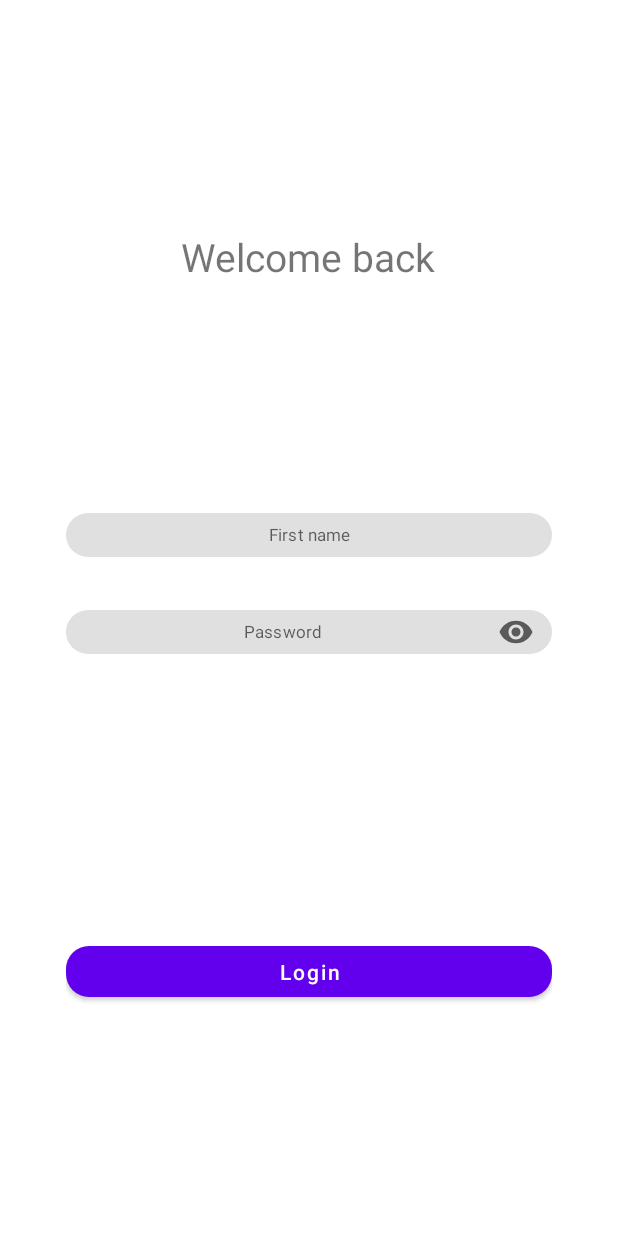
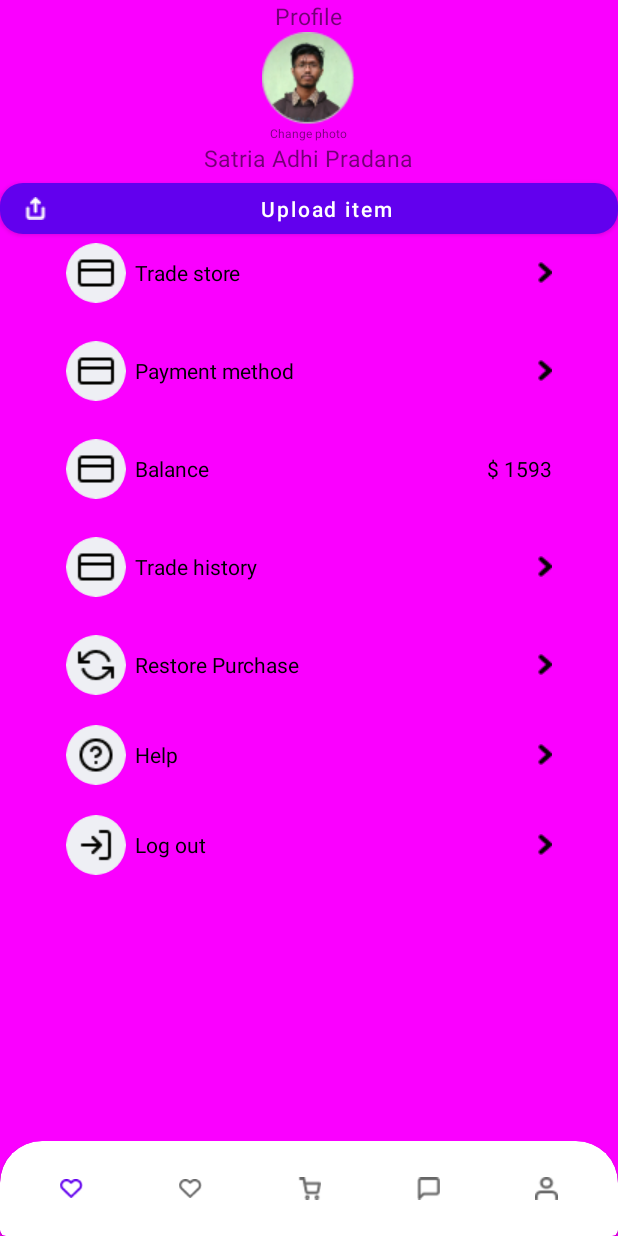
Before and after one commit to bearded-ant/AdhiPradanaTest, an Android app: the screen it shows after launch (MainActivity), on a phone screen of 412 x 824 dp. Run offline under Robolectric (Android 15) with nearby library versions, the phone set to English and light mode, and no system bars.

Commit message:
profile fragment

```diff
--- a/app/src/main/java/com/example/adhipradanatest/MainActivity.kt
+++ b/app/src/main/java/com/example/adhipradanatest/MainActivity.kt
@@ -6,6 +6,6 @@ import android.os.Bundle
 class MainActivity : AppCompatActivity() {
     override fun onCreate(savedInstanceState: Bundle?) {
         super.onCreate(savedInstanceState)
-        setContentView(R.layout.fragment_welcome_back)
+        setContentView(R.layout.fragment_profile)
     }
 }
--- /dev/null
+++ b/app/src/main/res/drawable/home_selector.xml
@@ -0,0 +1,5 @@
+<?xml version="1.0" encoding="utf-8"?>
+<selector xmlns:android="http://schemas.android.com/apk/res/android">
+        <item android:drawable="@drawable/chat" android:state_selected="false"/>
+        <item android:drawable="@drawable/heart" android:state_selected="true"/>
+</selector>
--- /dev/null
+++ b/app/src/main/res/layout/fragment_profile.xml
@@ -0,0 +1,317 @@
+<?xml version="1.0" encoding="utf-8"?>
+<androidx.constraintlayout.widget.ConstraintLayout xmlns:android="http://schemas.android.com/apk/res/android"
+    xmlns:app="http://schemas.android.com/apk/res-auto"
+    xmlns:tools="http://schemas.android.com/tools"
+    android:layout_width="match_parent"
+    android:layout_height="match_parent"
+    android:background="#FA00FF"
+
+    android:orientation="vertical"
+    tools:context=".MainActivity">
+
+    <androidx.appcompat.widget.LinearLayoutCompat
+        android:id="@+id/fr_profile_top_block"
+        android:layout_width="match_parent"
+        android:layout_height="wrap_content"
+        android:gravity="center"
+        android:orientation="vertical"
+        app:layout_constraintEnd_toEndOf="parent"
+        app:layout_constraintStart_toStartOf="parent"
+        app:layout_constraintTop_toTopOf="parent">
+
+        <TextView
+            android:layout_width="wrap_content"
+            android:layout_height="wrap_content"
+            android:text="Profile"
+            android:textSize="15sp" />
+
+        <com.google.android.material.imageview.ShapeableImageView
+            android:layout_width="wrap_content"
+            android:layout_height="wrap_content"
+            android:src="@drawable/profile"
+            app:shapeAppearanceOverlay="@style/MyCorner.Cut" />
+
+        <TextView
+            android:layout_width="wrap_content"
+            android:layout_height="wrap_content"
+            android:text="Change photo"
+            android:textSize="8sp" />
+
+        <TextView
+            android:layout_width="wrap_content"
+            android:layout_height="wrap_content"
+            android:text="Satria Adhi Pradana"
+            android:textSize="15sp" />
+
+        <Button
+            android:id="@+id/fr_profile_upload_btn"
+            style="@style/MyBigButton"
+            android:text="Upload item"
+            app:icon="@drawable/upload"
+            app:shapeAppearanceOverlay="@style/MyCorner.Cut" />
+    </androidx.appcompat.widget.LinearLayoutCompat>
+
+    <ScrollView
+        android:layout_width="match_parent"
+        android:layout_height="wrap_content"
+        android:orientation="vertical"
+        app:layout_constraintEnd_toEndOf="parent"
+        app:layout_constraintStart_toStartOf="parent"
+        app:layout_constraintTop_toBottomOf="@+id/fr_profile_top_block">
+
+        <LinearLayout
+            android:layout_width="match_parent"
+            android:layout_height="wrap_content"
+            android:orientation="vertical">
+
+            <com.google.android.material.card.MaterialCardView style="@style/MyCard.BigMargin">
+
+                <androidx.appcompat.widget.LinearLayoutCompat
+                    android:layout_width="match_parent"
+                    android:layout_height="wrap_content"
+                    android:orientation="horizontal">
+
+                    <com.google.android.material.imageview.ShapeableImageView
+                        android:layout_width="40dp"
+                        android:layout_height="40dp"
+                        android:src="@drawable/credit_card"
+                        app:shapeAppearanceOverlay="@style/MyCorner.ImageCorner50percent" />
+
+                    <TextView
+                        android:layout_width="0dp"
+                        android:layout_height="wrap_content"
+                        android:layout_gravity="center_vertical"
+                        android:layout_marginStart="6dp"
+                        android:layout_weight="0.5"
+                        android:text="Trade store"
+                        android:textColor="@color/black"
+                        android:textSize="14sp" />
+
+                    <ImageView
+                        android:layout_width="wrap_content"
+                        android:layout_height="wrap_content"
+                        android:layout_gravity="center"
+                        android:src="@drawable/vector" />
+
+                </androidx.appcompat.widget.LinearLayoutCompat>
+            </com.google.android.material.card.MaterialCardView>
+
+            <com.google.android.material.card.MaterialCardView style="@style/MyCard.BigMargin">
+
+                <androidx.appcompat.widget.LinearLayoutCompat
+                    android:layout_width="match_parent"
+                    android:layout_height="wrap_content"
+                    android:orientation="horizontal">
+
+                    <com.google.android.material.imageview.ShapeableImageView
+                        android:layout_width="40dp"
+                        android:layout_height="40dp"
+                        android:src="@drawable/credit_card"
+                        app:shapeAppearanceOverlay="@style/MyCorner.ImageCorner50percent" />
+
+                    <TextView
+                        android:layout_width="0dp"
+                        android:layout_height="wrap_content"
+                        android:layout_gravity="center_vertical"
+                        android:layout_marginStart="6dp"
+                        android:layout_weight="0.5"
+                        android:text="Payment method"
+                        android:textColor="@color/black"
+                        android:textSize="14sp" />
+
+                    <ImageView
+                        android:layout_width="wrap_content"
+                        android:layout_height="wrap_content"
+                        android:layout_gravity="center"
+                        android:src="@drawable/vector" />
+
+                </androidx.appcompat.widget.LinearLayoutCompat>
+            </com.google.android.material.card.MaterialCardView>
+
+            <com.google.android.material.card.MaterialCardView style="@style/MyCard.BigMargin">
+
+                <androidx.appcompat.widget.LinearLayoutCompat
+                    android:layout_width="match_parent"
+                    android:layout_height="wrap_content"
+                    android:orientation="horizontal">
+
+                    <com.google.android.material.imageview.ShapeableImageView
+                        android:layout_width="40dp"
+                        android:layout_height="40dp"
+                        android:src="@drawable/credit_card"
+                        app:shapeAppearanceOverlay="@style/MyCorner.ImageCorner50percent" />
+
+                    <TextView
+                        android:layout_width="0dp"
+                        android:layout_height="wrap_content"
+                        android:layout_gravity="center_vertical"
+                        android:layout_marginStart="6dp"
+                        android:layout_weight="0.5"
+                        android:text="Balance"
+                        android:textColor="@color/black"
+                        android:textSize="14sp" />
+
+                    <TextView
+                        android:layout_width="0dp"
+                        android:layout_height="wrap_content"
+                        android:layout_gravity="center_vertical"
+                        android:layout_marginStart="6dp"
+                        android:layout_weight="0.5"
+                        android:gravity="end"
+                        android:text="$ 1593"
+                        android:textColor="@color/black"
+                        android:textSize="14sp" />
+
+                </androidx.appcompat.widget.LinearLayoutCompat>
+            </com.google.android.material.card.MaterialCardView>
+
+            <com.google.android.material.card.MaterialCardView style="@style/MyCard.BigMargin">
+
+                <androidx.appcompat.widget.LinearLayoutCompat
+                    android:layout_width="match_parent"
+                    android:layout_height="wrap_content"
+                    android:orientation="horizontal">
+
+                    <com.google.android.material.imageview.ShapeableImageView
+                        android:layout_width="40dp"
+                        android:layout_height="40dp"
+                        android:src="@drawable/credit_card"
+                        app:shapeAppearanceOverlay="@style/MyCorner.ImageCorner50percent" />
+
+                    <TextView
+                        android:layout_width="0dp"
+                        android:layout_height="wrap_content"
+                        android:layout_gravity="center_vertical"
+                        android:layout_marginStart="6dp"
+                        android:layout_weight="0.5"
+                        android:text="Trade history"
+                        android:textColor="@color/black"
+                        android:textSize="14sp" />
+
+                    <ImageView
+                        android:layout_width="wrap_content"
+                        android:layout_height="wrap_content"
+                        android:layout_gravity="center"
+                        android:src="@drawable/vector" />
+
+                </androidx.appcompat.widget.LinearLayoutCompat>
+            </com.google.android.material.card.MaterialCardView>
+
+            <com.google.android.material.card.MaterialCardView style="@style/MyCard.SmallMargin">
+
+                <androidx.appcompat.widget.LinearLayoutCompat
+                    android:layout_width="match_parent"
+                    android:layout_height="wrap_content"
+                    android:orientation="horizontal">
+
+                    <com.google.android.material.imageview.ShapeableImageView
+                        android:layout_width="40dp"
+                        android:layout_height="40dp"
+                        android:src="@drawable/restore"
+                        app:shapeAppearanceOverlay="@style/MyCorner.ImageCorner50percent" />
+
+                    <TextView
+                        android:layout_width="0dp"
+                        android:layout_height="wrap_content"
+                        android:layout_gravity="center_vertical"
+                        android:layout_marginStart="6dp"
+                        android:layout_weight="0.5"
+                        android:text="Restore Purchase"
+                        android:textColor="@color/black"
+                        android:textSize="14sp" />
+
+                    <ImageView
+                        android:layout_width="wrap_content"
+                        android:layout_height="wrap_content"
+                        android:layout_gravity="center"
+                        android:src="@drawable/vector" />
+
+                </androidx.appcompat.widget.LinearLayoutCompat>
+            </com.google.android.material.card.MaterialCardView>
+
+            <com.google.android.material.card.MaterialCardView style="@style/MyCard.SmallMargin">
+
+                <androidx.appcompat.widget.LinearLayoutCompat
+                    android:layout_width="match_parent"
+                    android:layout_height="wrap_content"
+                    android:orientation="horizontal">
+
+                    <com.google.android.material.imageview.ShapeableImageView
+                        android:layout_width="40dp"
+                        android:layout_height="40dp"
+                        android:src="@drawable/help"
+                        app:shapeAppearanceOverlay="@style/MyCorner.ImageCorner50percent" />
+
+                    <TextView
+                        android:layout_width="0dp"
+                        android:layout_height="wrap_content"
+                        android:layout_gravity="center_vertical"
+                        android:layout_marginStart="6dp"
+                        android:layout_weight="0.5"
+                        android:text="Help"
+                        android:textColor="@color/black"
+                        android:textSize="14sp" />
+
+                    <ImageView
+                        android:layout_width="wrap_content"
+                        android:layout_height="wrap_content"
+                        android:layout_gravity="center"
+                        android:src="@drawable/vector" />
+
+                </androidx.appcompat.widget.LinearLayoutCompat>
+            </com.google.android.material.card.MaterialCardView>
+
+            <com.google.android.material.card.MaterialCardView style="@style/MyCard.BigMargin">
+
+                <androidx.appcompat.widget.LinearLayoutCompat
+                    android:layout_width="match_parent"
+                    android:layout_height="wrap_content"
+                    android:orientation="horizontal">
+
+                    <com.google.android.material.imageview.ShapeableImageView
+                        android:layout_width="40dp"
+                        android:layout_height="40dp"
+                        android:src="@drawable/logout"
+                        app:shapeAppearanceOverlay="@style/MyCorner.ImageCorner50percent" />
+
+                    <TextView
+                        android:layout_width="0dp"
+                        android:layout_height="wrap_content"
+                        android:layout_gravity="center_vertical"
+                        android:layout_marginStart="6dp"
+                        android:layout_weight="0.5"
+                        android:text="Log out"
+                        android:textColor="@color/black"
+                        android:textSize="14sp" />
+
+                    <ImageView
+                        android:layout_width="wrap_content"
+                        android:layout_height="wrap_content"
+                        android:layout_gravity="center"
+                        android:src="@drawable/vector" />
+
+                </androidx.appcompat.widget.LinearLayoutCompat>
+            </com.google.android.material.card.MaterialCardView>
+
+        </LinearLayout>
+
+    </ScrollView>
+
+    <com.google.android.material.card.MaterialCardView
+        android:layout_width="match_parent"
+        android:layout_height="63dp"
+        app:layout_constraintBottom_toBottomOf="parent"
+        app:layout_constraintEnd_toEndOf="parent"
+        app:layout_constraintStart_toStartOf="parent"
+        app:cardBackgroundColor="@color/white"
+        app:shapeAppearanceOverlay="@style/MyCorner.BottomNavigation">
+
+        <com.google.android.material.bottomnavigation.BottomNavigationView
+            android:id="@+id/bottom_navigation"
+            style="@style/MyBottomMenu"
+            android:layout_width="match_parent"
+            android:layout_height="match_parent"
+            app:menu="@menu/bottom_navigation_menu" />
+    </com.google.android.material.card.MaterialCardView>
+
+</androidx.constraintlayout.widget.ConstraintLayout>
--- /dev/null
+++ b/app/src/main/res/menu/bottom_navigation_menu.xml
@@ -0,0 +1,28 @@
+<?xml version="1.0" encoding="utf-8"?>
+<menu xmlns:android="http://schemas.android.com/apk/res/android">
+    <item
+        android:id="@+id/page_home"
+        android:enabled="true"
+        android:icon="@drawable/home_selector"
+        android:title="home" />
+    <item
+        android:id="@+id/page_favorites"
+        android:enabled="true"
+        android:icon="@drawable/heart"
+        android:title="favorites" />
+    <item
+        android:id="@+id/page_basket"
+        android:enabled="true"
+        android:icon="@drawable/basket"
+        android:title="basket" />
+    <item
+        android:id="@+id/page_chart"
+        android:enabled="true"
+        android:icon="@drawable/chat"
+        android:title="chat" />
+    <item
+        android:id="@+id/page_profile"
+        android:enabled="true"
+        android:icon="@drawable/profile_b"
+        android:title="profile" />
+</menu>
--- a/app/src/main/res/values/themes.xml
+++ b/app/src/main/res/values/themes.xml
@@ -28,17 +28,25 @@
         <item name="cornerSize">@dimen/my_corner_cut</item>
     </style>
 
+    <style name="MyCorner.ImageCorner50percent" parent="">
+        <item name="cornerFamily">rounded</item>
+        <item name="cornerSize">50%</item>
+    </style>
+
+    <style name="MyCorner.BottomNavigation" parent="">
+        <item name="cornerFamily">rounded</item>
+        <item name="cornerSizeTopRight">28dp</item>
+        <item name="cornerSizeTopLeft">28dp</item>
+    </style>
+
     <style name="MyInputTextLayout" parent="Widget.MaterialComponents.TextInputLayout.OutlinedBox.Dense">
         <item name="android:layout_width">match_parent</item>
         <item name="android:layout_height">@dimen/log_in_edit_text_size</item>
-
         <item name="boxBackgroundMode">filled</item>
         <item name="boxBackgroundColor">@color/mtrl_filled_background_color</item>
-
         <item name="boxStrokeWidth">@dimen/null_dp</item>
         <item name="boxStrokeWidthFocused">@dimen/null_dp</item>
         <item name="hintEnabled">false</item>
-
         <item name="shapeAppearanceOverlay">@style/MyCorner.Cut</item>
         <item name="android:layout_marginBottom">@dimen/log_in_margin_size</item>
     </style>
@@ -47,8 +55,6 @@
         <item name="android:layout_width">match_parent</item>
         <item name="android:layout_height">@dimen/log_in_edit_text_size</item>
         <item name="android:gravity">center</item>
-<!--        <item name="android:gravity">center_horizontal</item>-->
-
         <item name="android:textSize">11sp</item>
         <item name="android:minHeight">@dimen/null_dp</item>
         <item name="android:minWidth">@dimen/null_dp</item>
@@ -77,4 +83,27 @@
         <item name="android:layout_height">wrap_content</item>
     </style>
 
+    <style name="MyCard.BigMargin" parent="">
+        <item name="android:layout_width">match_parent</item>
+        <item name="android:layout_height">wrap_content</item>
+        <item name="cardElevation">@dimen/null_dp</item>
+        <item name="cardPreventCornerOverlap">false</item>
+        <item name="android:layout_marginBottom">25dp</item>
+        <item name="cardBackgroundColor">#00ffffff</item>
+        <item name="android:layout_marginLeft">@dimen/layout_horizontal_padding</item>
+        <item name="android:layout_marginRight">@dimen/layout_horizontal_padding</item>
+    </style>
+
+    <style name="MyCard.SmallMargin" parent="MyCard.BigMargin">
+        <item name="android:layout_marginBottom">20dp</item>
+    </style>
+
+    <style name="MyBottomMenu" parent="">
+        <item name="itemIconSize">15dp</item>
+        <item name="labelVisibilityMode">unlabeled</item>
+<!--        <item name="itemIconTint">@color/black</item>-->
+<!--        <item name="backgroundColor">@color/white</item>-->
+<!--        <item name="itemRippleColor">@color/black</item>-->
+    </style>
+
 </resources>
```
Also changed, not shown: app/src/main/res/drawable/basket.png (added), app/src/main/res/drawable/chat.png (added), app/src/main/res/drawable/credit_card.png (added), app/src/main/res/drawable/heart.png (added), app/src/main/res/drawable/help.png (added), app/src/main/res/drawable/home.png (added), app/src/main/res/drawable/logout.png (added), app/src/main/res/drawable/profile.png (added), app/src/main/res/drawable/profile_b.png (added), app/src/main/res/drawable/restore.png (added), app/src/main/res/drawable/upload.png (added), app/src/main/res/drawable/vector.png (added).
